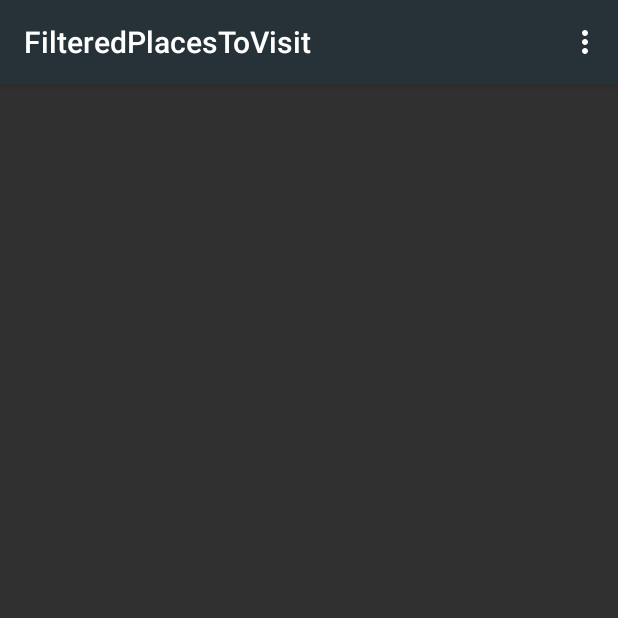
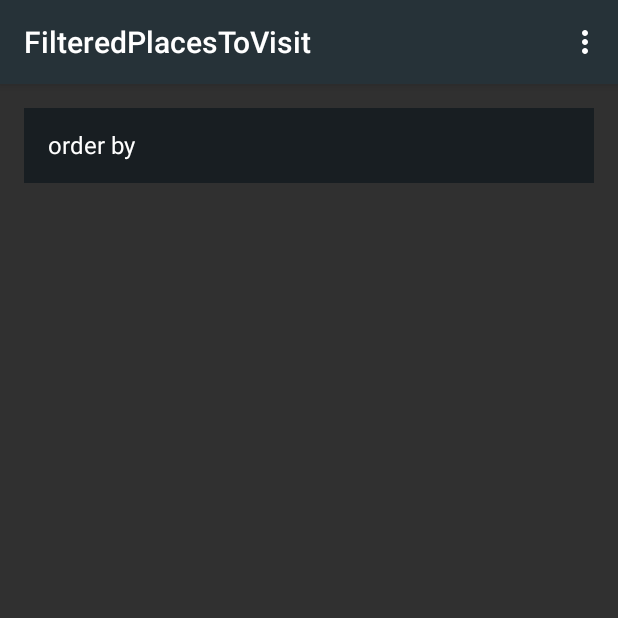
Before and after one commit to diegotavarez/mobileappsfall15, an Android app: the FilteredPlacesToVisit screen opened directly, with no data from a screen before it, on a phone screen of 412 x 824 dp, the top half of it. Run offline under Robolectric (Android 15) with nearby library versions, the phone set to English and light mode, and no system bars.

Commit message:
places' information with rating

```diff
--- a/Wanderlust/app/src/main/java/edu/uco/dtavarespereira/wanderlust/activity/FilteredPlacesToVisit.java
+++ b/Wanderlust/app/src/main/java/edu/uco/dtavarespereira/wanderlust/activity/FilteredPlacesToVisit.java
@@ -10,6 +10,7 @@ import android.view.View;
 import android.widget.AdapterView;
 import android.widget.ArrayAdapter;
 import android.widget.ListView;
+import android.widget.Spinner;
 
 import java.util.ArrayList;
 
@@ -18,6 +19,7 @@ import edu.uco.dtavarespereira.wanderlust.R;
 
 public class FilteredPlacesToVisit extends Activity {
     ListView places;
+    Spinner spinner;
     ArrayList<ArrayList<String>> placesNames;
     ArrayList<String> names, ids;
     ArrayList<Location> locationsArray;
@@ -29,6 +31,7 @@ public class FilteredPlacesToVisit extends Activity {
         setContentView(R.layout.activity_filtered_places_to_visit);
 
         places = (ListView) findViewById(R.id.places);
+        spinner = (Spinner) findViewById(R.id.spinner);
       final Intent intent = getIntent();
         int j = intent.getIntExtra("size", 0);
         placesNames = new ArrayList<>();
@@ -61,23 +64,27 @@ public class FilteredPlacesToVisit extends Activity {
         ArrayAdapter<String> adapter = new ArrayAdapter<>(this, android.R.layout.simple_list_item_1, names);
         places.setAdapter(adapter);
 
+        ArrayAdapter<CharSequence> adapter2 = ArrayAdapter.createFromResource(this, R.array.orderBy, android.R.layout.simple_list_item_1);
+        spinner.setAdapter(adapter2);
 
-       places.setOnItemClickListener(new AdapterView.OnItemClickListener() {
+        places.setOnItemClickListener(new AdapterView.OnItemClickListener() {
             @Override
             public void onItemClick(AdapterView<?> parent, View view, int position, long id) {
                 // Toast.makeText(getApplicationContext(), " it's working", Toast.LENGTH_SHORT).show();
                 Intent intentFiltered = new Intent(FilteredPlacesToVisit.this, PlaceInformation.class);
 
-                String name, formatted_address, formatted_phone_number, website;
+                String name, formatted_address, formatted_phone_number, website, rating;
                 ArrayList<String> s = placesNames.get(position);
                 name = s.get(0);
                 formatted_address = s.get(1);
                    website = s.get(2);
                    formatted_phone_number = s.get(3);
+                rating = s.get(4);
                 intentFiltered.putExtra("name",name);
                 intentFiltered.putExtra("address",formatted_address);
                 intentFiltered.putExtra("website",website);
                 intentFiltered.putExtra("phone",formatted_phone_number);
+                intentFiltered.putExtra("rating", rating);
                 intentFiltered.putExtra("position", position);
                 intentFiltered.putExtra("lat", locationsArray.get(position).getLatitude());
                 intentFiltered.putExtra("lng", locationsArray.get(position).getLongitude());
--- a/Wanderlust/app/src/main/java/edu/uco/dtavarespereira/wanderlust/activity/MapsActivity.java
+++ b/Wanderlust/app/src/main/java/edu/uco/dtavarespereira/wanderlust/activity/MapsActivity.java
@@ -23,7 +23,6 @@ public class MapsActivity extends FragmentActivity {
     @Override
     protected void onCreate(Bundle savedInstanceState) {
         super.onCreate(savedInstanceState);
-
 
         lat = getIntent().getDoubleExtra("lat", 0);
         lon = getIntent().getDoubleExtra("lon", 0);
--- a/Wanderlust/app/src/main/res/layout/activity_filtered_places_to_visit.xml
+++ b/Wanderlust/app/src/main/res/layout/activity_filtered_places_to_visit.xml
@@ -6,11 +6,37 @@
     android:paddingBottom="@dimen/activity_vertical_margin"
     tools:context="edu.uco.dtavarespereira.wanderlust.activity.FilteredPlacesToVisit">
 
-    <ListView
+    <LinearLayout
+        android:orientation="horizontal"
+        android:id="@+id/ll3"
         android:layout_width="match_parent"
-        android:layout_height="wrap_content"
-        android:clickable="true"
-        android:layout_marginBottom="@dimen/activity_vertical_margin"
-        android:id="@+id/places" />
+        android:layout_height="50dp"
+        android:layout_alignParentEnd="true">
+
+        <Spinner
+            android:layout_width="match_parent"
+            android:layout_height="match_parent"
+            android:id="@+id/spinner"
+            android:background="#181E22" />
+
+    </LinearLayout>
+
+    <LinearLayout
+        android:orientation="vertical"
+        android:id="@+id/ll4"
+        android:layout_width="match_parent"
+        android:layout_height="match_parent"
+        android:layout_alignEnd="@id/ll3"
+        android:layout_below="@+id/ll3">
+
+        <ListView
+            android:layout_width="match_parent"
+            android:layout_height="wrap_content"
+            android:clickable="true"
+            android:id="@+id/places"
+            android:layout_alignParentBottom="true"
+            android:layout_alignParentStart="true"
+            android:layout_below="@+id/ll3" />
+    </LinearLayout>
 
 </RelativeLayout>
--- a/Wanderlust/app/src/main/res/values/strings.xml
+++ b/Wanderlust/app/src/main/res/values/strings.xml
@@ -66,7 +66,15 @@
         <item>Taxi Stand</item>
         <item>Store</item>
         <item>Train Station</item>
+    </string-array>
 
+    <string-array name="orderBy">
+
+        <item>order by</item>
+        <item>Name</item>
+        <item>Price - asc. </item>
+        <item>Price - desc.</item>
+        <item>Rating</item>
 
     </string-array>
 
```
Also changed, not shown: Wanderlust/app/src/main/java/edu/uco/dtavarespereira/wanderlust/PlaceInformation.java (+10 -1 lines), Wanderlust/app/src/main/java/edu/uco/dtavarespereira/wanderlust/PlacesDetailsSearch.java (+9 -1 lines), Wanderlust/app/src/main/java/edu/uco/dtavarespereira/wanderlust/PlacesSearch.java (+21 -9 lines), Wanderlust/app/src/main/res/layout/activity_place_information.xml (+22 -6 lines).
